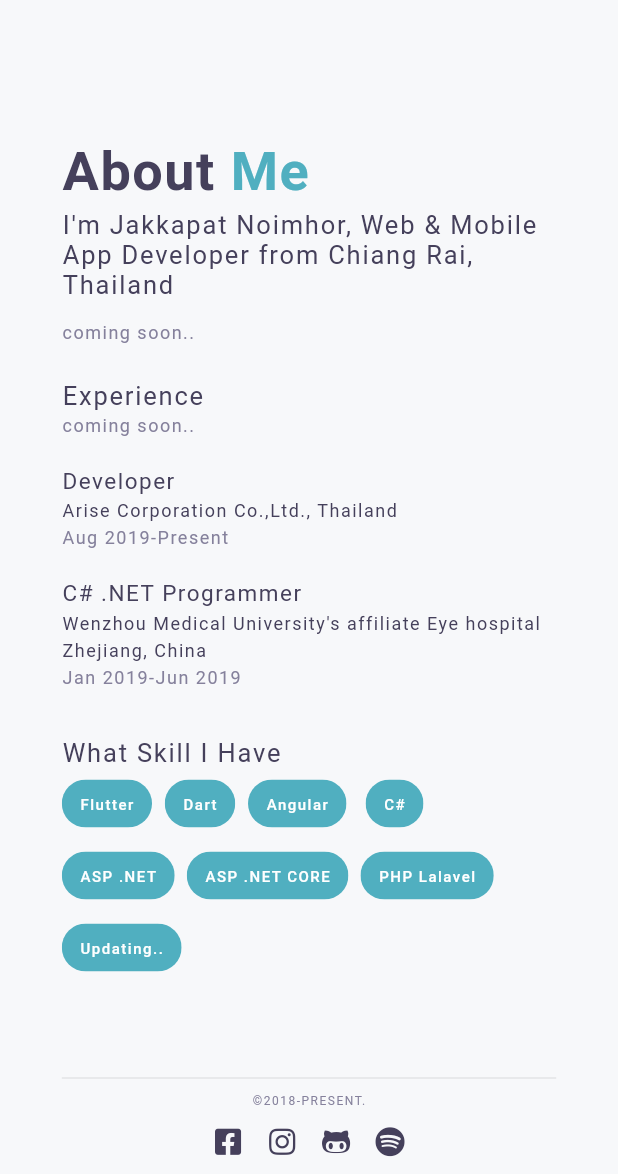
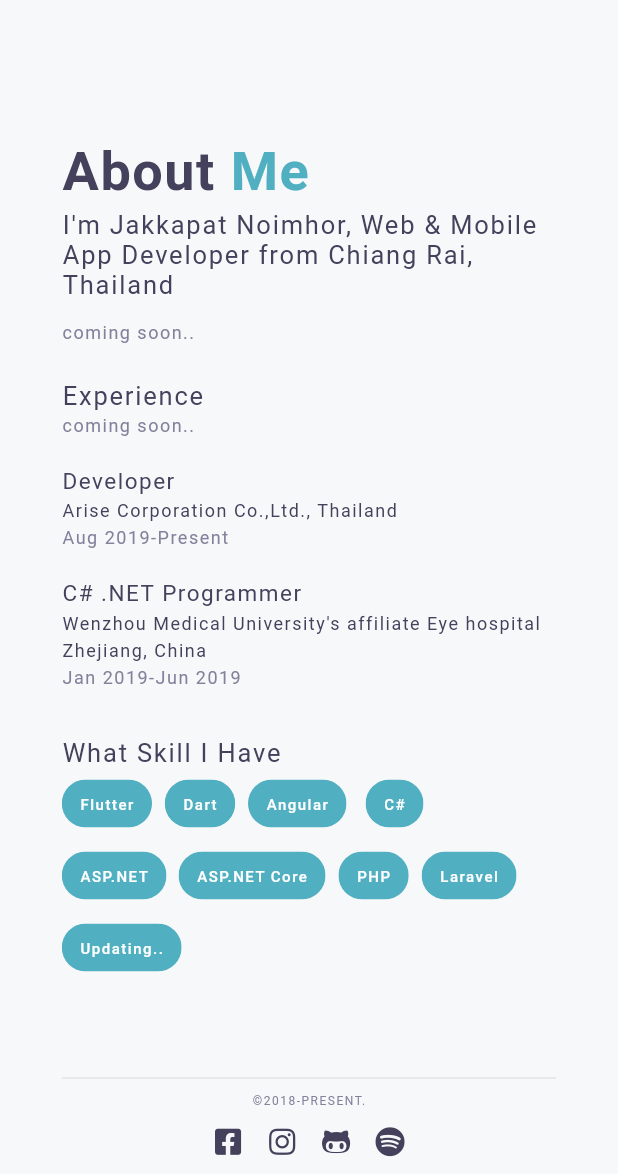
Before and after one commit to MangoStick/portfolio, a Flutter app: the screen it shows after launch, on a phone screen of 412 x 824 dp, the part 62-1236 px from its top. Run offline on Flutter 3.47's test engine with Material 2 defaults, Android fonts, the phone set to English and light mode, and no system bars; our stand-ins replace font_awesome_flutter; missing offline and left inert: dart:html; Roboto replaces fonts that are missing (NexaBold, NexaLight, ProductSans).

Commit message:
Update home.dart

```diff
--- a/lib/ui/home.dart
+++ b/lib/ui/home.dart
@@ -286,9 +286,10 @@ class HomePage extends StatelessWidget {
     'Dart',
     'Angular',
     'C#',
-    'ASP .NET',
-    'ASP .NET CORE',
-    'PHP Lalavel',
+    'ASP.NET',
+    'ASP.NET Core',
+    'PHP',
+    'Laravel',
     'Updating..'
   ];
 
```
